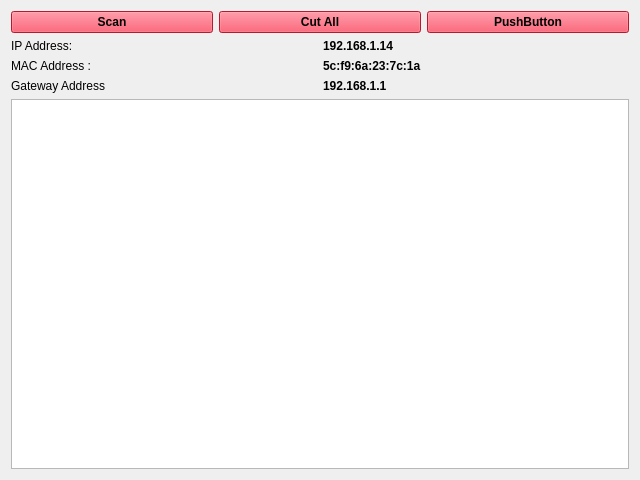
The window that ui/main.ui (Qchmqs/NetShut) describes before a commit, drawn with Qt 5.
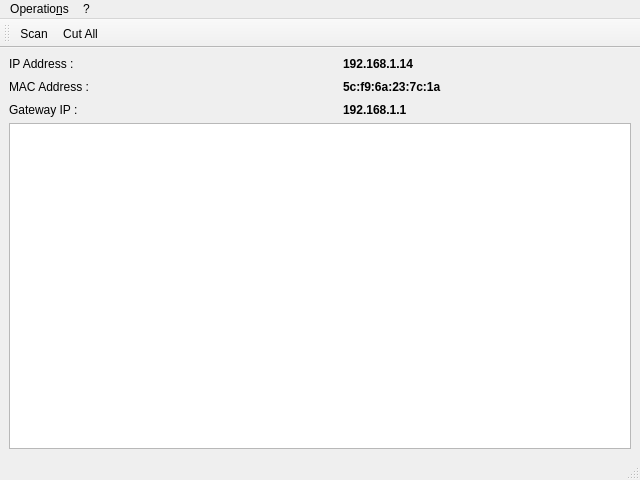
The same window after the commit. Icons and pictures are not drawn.

Commit message: changed main ui to QMainWindow

Diff of the .ui file:
```diff
--- a/ui/main.ui
+++ b/ui/main.ui
@@ -1,7 +1,7 @@
 <?xml version="1.0" encoding="UTF-8"?>
 <ui version="4.0">
- <class>Form</class>
- <widget class="QWidget" name="Form">
+ <class>MainWindow</class>
+ <widget class="QMainWindow" name="MainWindow">
   <property name="geometry">
    <rect>
     <x>0</x>
@@ -10,76 +10,43 @@
     <height>480</height>
    </rect>
   </property>
-  <property name="minimumSize">
-   <size>
-    <width>640</width>
-    <height>480</height>
-   </size>
-  </property>
-  <property name="maximumSize">
-   <size>
-    <width>640</width>
-    <height>480</height>
-   </size>
-  </property>
   <property name="windowTitle">
    <string>NetShut</string>
   </property>
-  <property name="styleSheet">
-   <string notr="true">QPushButton {
-	background: rgb(255, 37, 66);
-	font-weight: bold;
-}
-QPushButton:hover {
-	background: rgb(67, 66, 65);
-	color: rgb(218, 218, 203);
-}</string>
-  </property>
-  <layout class="QVBoxLayout" name="verticalLayout_2">
-   <item>
+  <widget class="QWidget" name="centralwidget">
     <layout class="QVBoxLayout" name="verticalLayout">
-     <item>
-      <layout class="QHBoxLayout" name="horizontalLayout">
-       <item>
-        <widget class="QPushButton" name="btn_refresh">
-         <property name="text">
-          <string>Scan</string>
-         </property>
-         <property name="icon">
-          <iconset>
-           <normaloff>../img/scan.png</normaloff>../img/scan.png</iconset>
-         </property>
-        </widget>
-       </item>
-       <item>
-        <widget class="QPushButton" name="btn_cut_all">
-         <property name="text">
-          <string>Cut All</string>
-         </property>
-         <property name="icon">
-          <iconset>
-           <normaloff>../img/lan-disconnect.png</normaloff>../img/lan-disconnect.png</iconset>
-         </property>
-        </widget>
-       </item>
-       <item>
-        <widget class="QPushButton" name="pushButton">
-         <property name="text">
-          <string>PushButton</string>
-         </property>
-        </widget>
-       </item>
-      </layout>
-     </item>
      <item>
       <layout class="QGridLayout" name="gridLayout">
        <property name="topMargin">
         <number>0</number>
        </property>
-       <item row="0" column="1">
-        <widget class="QLabel" name="label_8">
+      <item row="1" column="1">
+       <spacer name="horizontalSpacer">
+        <property name="orientation">
+         <enum>Qt::Horizontal</enum>
+        </property>
+        <property name="sizeType">
+         <enum>QSizePolicy::Maximum</enum>
+        </property>
+        <property name="sizeHint" stdset="0">
+         <size>
+          <width>40</width>
+          <height>20</height>
+         </size>
+        </property>
+       </spacer>
+      </item>
+      <item row="0" column="0">
+       <widget class="QLabel" name="label">
          <property name="text">
-          <string>&lt;html&gt;&lt;head/&gt;&lt;body&gt;&lt;p&gt;&lt;span style=&quot; font-weight:600;&quot;&gt;192.168.1.14&lt;/span&gt;&lt;/p&gt;&lt;/body&gt;&lt;/html&gt;</string>
+         <string>IP Address :</string>
+        </property>
+       </widget>
+      </item>
+      <item row="0" column="2">
+       <widget class="QLabel" name="lbl_ip">
+        <property name="text">
+         <string>&lt;b&gt;192.168.1.14&lt;/b&gt;</string>
          </property>
         </widget>
        </item>
@@ -90,52 +57,94 @@
          </property>
         </widget>
        </item>
-       <item row="0" column="0">
-        <widget class="QLabel" name="label_5">
+      <item row="1" column="2">
+       <widget class="QLabel" name="lbl_mac">
          <property name="text">
-          <string>IP Address:</string>
+         <string>&lt;b&gt;5c:f9:6a:23:7c:1a&lt;/b&gt;</string>
          </property>
         </widget>
        </item>
        <item row="2" column="0">
-        <widget class="QLabel" name="label_9">
+       <widget class="QLabel" name="label_5">
          <property name="text">
-          <string>Gateway Address</string>
+         <string>Gateway IP :</string>
          </property>
         </widget>
        </item>
-       <item row="2" column="1">
-        <widget class="QLabel" name="label_6">
+      <item row="2" column="2">
+       <widget class="QLabel" name="lbl_gw">
          <property name="text">
           <string>&lt;b&gt;192.168.1.1&lt;/b&gt;</string>
          </property>
         </widget>
        </item>
-       <item row="1" column="1">
-        <widget class="QLabel" name="label_7">
-         <property name="text">
-          <string>&lt;b&gt;5c:f9:6a:23:7c:1a&lt;/b&gt;</string>
-         </property>
-        </widget>
-       </item>
       </layout>
      </item>
      <item>
-      <widget class="QTableWidget" name="tbl_hosts">
-       <property name="selectionMode">
-        <enum>QAbstractItemView::SingleSelection</enum>
-       </property>
-       <property name="showGrid">
-        <bool>false</bool>
-       </property>
-       <attribute name="verticalHeaderVisible">
-        <bool>false</bool>
-       </attribute>
-      </widget>
-     </item>
-    </layout>
-   </item>
-  </layout>
+     <widget class="QTableWidget" name="tbl_hosts"/>
+    </item>
+   </layout>
+  </widget>
+  <widget class="QMenuBar" name="menubar">
+   <property name="geometry">
+    <rect>
+     <x>0</x>
+     <y>0</y>
+     <width>640</width>
+     <height>29</height>
+    </rect>
+   </property>
+   <widget class="QMenu" name="menu_Operations">
+    <property name="title">
+     <string>Operatio&amp;ns</string>
+    </property>
+    <addaction name="act_scan"/>
+    <addaction name="act_cut"/>
+   </widget>
+   <widget class="QMenu" name="menu_Help">
+    <property name="title">
+     <string>?</string>
+    </property>
+    <addaction name="action_Help"/>
+    <addaction name="action_About"/>
+   </widget>
+   <addaction name="menu_Operations"/>
+   <addaction name="menu_Help"/>
+  </widget>
+  <widget class="QStatusBar" name="statusbar"/>
+  <widget class="QToolBar" name="toolBar">
+   <property name="windowTitle">
+    <string>toolBar</string>
+   </property>
+   <attribute name="toolBarArea">
+    <enum>TopToolBarArea</enum>
+   </attribute>
+   <attribute name="toolBarBreak">
+    <bool>true</bool>
+   </attribute>
+   <addaction name="act_scan"/>
+   <addaction name="act_cut"/>
+  </widget>
+  <action name="act_scan">
+   <property name="text">
+    <string>Scan</string>
+   </property>
+  </action>
+  <action name="act_cut">
+   <property name="text">
+    <string>Cut All</string>
+   </property>
+  </action>
+  <action name="action_Help">
+   <property name="text">
+    <string>&amp;Help</string>
+   </property>
+  </action>
+  <action name="action_About">
+   <property name="text">
+    <string>&amp;About</string>
+   </property>
+  </action>
  </widget>
  <resources/>
  <connections/>
```
Left out of the diff: 2 changed lines with no effect on the pictures. Lines whose indentation alone changed are shown as unchanged. The commit also changes 2 other files.
